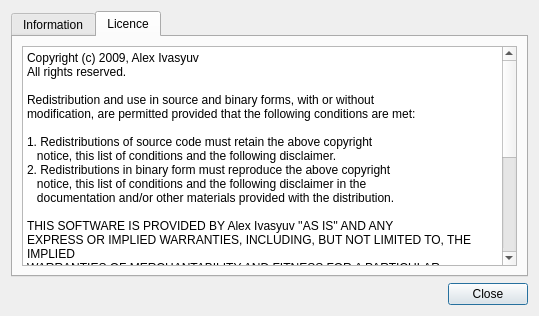
Before: the Qt Designer form rotesonne/src/qt/ui/aboutRoteSonne.ui in industral/RoteSonne, drawn with Qt 5.
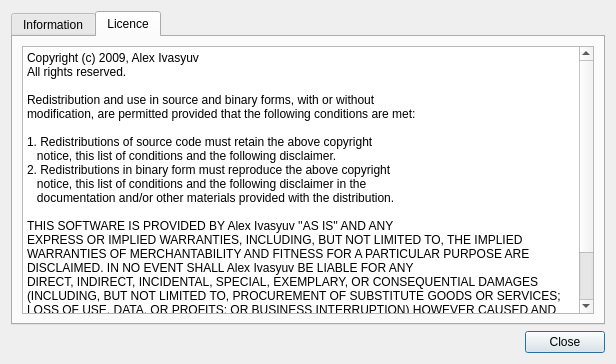
After: the same form once the commit is applied. The open tabs and pages were chosen to show the change. Icons and pictures are not drawn.

Diff of the .ui file:
```diff
--- a/rotesonne/src/qt/ui/aboutRoteSonne.ui
+++ b/rotesonne/src/qt/ui/aboutRoteSonne.ui
@@ -6,8 +6,8 @@
    <rect>
     <x>0</x>
     <y>0</y>
-    <width>539</width>
-    <height>316</height>
+    <width>616</width>
+    <height>364</height>
    </rect>
   </property>
   <property name="windowTitle">
@@ -90,30 +90,30 @@
           <string>&lt;!DOCTYPE HTML PUBLIC &quot;-//W3C//DTD HTML 4.0//EN&quot; &quot;http://www.w3.org/TR/REC-html40/strict.dtd&quot;&gt;
 &lt;html&gt;&lt;head&gt;&lt;meta name=&quot;qrichtext&quot; content=&quot;1&quot; /&gt;&lt;style type=&quot;text/css&quot;&gt;
 p, li { white-space: pre-wrap; }
-&lt;/style&gt;&lt;/head&gt;&lt;body style=&quot; font-family:'Sans'; font-size:9pt; font-weight:400; font-style:normal;&quot;&gt;
-&lt;p style=&quot; margin-top:0px; margin-bottom:0px; margin-left:0px; margin-right:0px; -qt-block-indent:0; text-indent:0px;&quot;&gt;Copyright (c) 2009, Alex Ivasyuv&lt;/p&gt;
-&lt;p style=&quot; margin-top:0px; margin-bottom:0px; margin-left:0px; margin-right:0px; -qt-block-indent:0; text-indent:0px;&quot;&gt;All rights reserved.&lt;/p&gt;
-&lt;p style=&quot;-qt-paragraph-type:empty; margin-top:0px; margin-bottom:0px; margin-left:0px; margin-right:0px; -qt-block-indent:0; text-indent:0px;&quot;&gt;&lt;/p&gt;
-&lt;p style=&quot; margin-top:0px; margin-bottom:0px; margin-left:0px; margin-right:0px; -qt-block-indent:0; text-indent:0px;&quot;&gt;Redistribution and use in source and binary forms, with or without&lt;/p&gt;
-&lt;p style=&quot; margin-top:0px; margin-bottom:0px; margin-left:0px; margin-right:0px; -qt-block-indent:0; text-indent:0px;&quot;&gt;modification, are permitted provided that the following conditions are met:&lt;/p&gt;
-&lt;p style=&quot;-qt-paragraph-type:empty; margin-top:0px; margin-bottom:0px; margin-left:0px; margin-right:0px; -qt-block-indent:0; text-indent:0px;&quot;&gt;&lt;/p&gt;
-&lt;p style=&quot; margin-top:0px; margin-bottom:0px; margin-left:0px; margin-right:0px; -qt-block-indent:0; text-indent:0px;&quot;&gt;1. Redistributions of source code must retain the above copyright&lt;/p&gt;
-&lt;p style=&quot; margin-top:0px; margin-bottom:0px; margin-left:0px; margin-right:0px; -qt-block-indent:0; text-indent:0px;&quot;&gt;   notice, this list of conditions and the following disclaimer.&lt;/p&gt;
-&lt;p style=&quot; margin-top:0px; margin-bottom:0px; margin-left:0px; margin-right:0px; -qt-block-indent:0; text-indent:0px;&quot;&gt;2. Redistributions in binary form must reproduce the above copyright&lt;/p&gt;
-&lt;p style=&quot; margin-top:0px; margin-bottom:0px; margin-left:0px; margin-right:0px; -qt-block-indent:0; text-indent:0px;&quot;&gt;   notice, this list of conditions and the following disclaimer in the&lt;/p&gt;
-&lt;p style=&quot; margin-top:0px; margin-bottom:0px; margin-left:0px; margin-right:0px; -qt-block-indent:0; text-indent:0px;&quot;&gt;   documentation and/or other materials provided with the distribution.&lt;/p&gt;
-&lt;p style=&quot;-qt-paragraph-type:empty; margin-top:0px; margin-bottom:0px; margin-left:0px; margin-right:0px; -qt-block-indent:0; text-indent:0px;&quot;&gt;&lt;/p&gt;
-&lt;p style=&quot; margin-top:0px; margin-bottom:0px; margin-left:0px; margin-right:0px; -qt-block-indent:0; text-indent:0px;&quot;&gt;THIS SOFTWARE IS PROVIDED BY Alex Ivasyuv ''AS IS'' AND ANY&lt;/p&gt;
-&lt;p style=&quot; margin-top:0px; margin-bottom:0px; margin-left:0px; margin-right:0px; -qt-block-indent:0; text-indent:0px;&quot;&gt;EXPRESS OR IMPLIED WARRANTIES, INCLUDING, BUT NOT LIMITED TO, THE IMPLIED&lt;/p&gt;
-&lt;p style=&quot; margin-top:0px; margin-bottom:0px; margin-left:0px; margin-right:0px; -qt-block-indent:0; text-indent:0px;&quot;&gt;WARRANTIES OF MERCHANTABILITY AND FITNESS FOR A PARTICULAR PURPOSE ARE&lt;/p&gt;
-&lt;p style=&quot; margin-top:0px; margin-bottom:0px; margin-left:0px; margin-right:0px; -qt-block-indent:0; text-indent:0px;&quot;&gt;DISCLAIMED. IN NO EVENT SHALL Alex Ivasyuv BE LIABLE FOR ANY&lt;/p&gt;
-&lt;p style=&quot; margin-top:0px; margin-bottom:0px; margin-left:0px; margin-right:0px; -qt-block-indent:0; text-indent:0px;&quot;&gt;DIRECT, INDIRECT, INCIDENTAL, SPECIAL, EXEMPLARY, OR CONSEQUENTIAL DAMAGES&lt;/p&gt;
-&lt;p style=&quot; margin-top:0px; margin-bottom:0px; margin-left:0px; margin-right:0px; -qt-block-indent:0; text-indent:0px;&quot;&gt;(INCLUDING, BUT NOT LIMITED TO, PROCUREMENT OF SUBSTITUTE GOODS OR SERVICES;&lt;/p&gt;
-&lt;p style=&quot; margin-top:0px; margin-bottom:0px; margin-left:0px; margin-right:0px; -qt-block-indent:0; text-indent:0px;&quot;&gt;LOSS OF USE, DATA, OR PROFITS; OR BUSINESS INTERRUPTION) HOWEVER CAUSED AND&lt;/p&gt;
-&lt;p style=&quot; margin-top:0px; margin-bottom:0px; margin-left:0px; margin-right:0px; -qt-block-indent:0; text-indent:0px;&quot;&gt;ON ANY THEORY OF LIABILITY, WHETHER IN CONTRACT, STRICT LIABILITY, OR TORT&lt;/p&gt;
-&lt;p style=&quot; margin-top:0px; margin-bottom:0px; margin-left:0px; margin-right:0px; -qt-block-indent:0; text-indent:0px;&quot;&gt;(INCLUDING NEGLIGENCE OR OTHERWISE) ARISING IN ANY WAY OUT OF THE USE OF THIS&lt;/p&gt;
-&lt;p style=&quot; margin-top:0px; margin-bottom:0px; margin-left:0px; margin-right:0px; -qt-block-indent:0; text-indent:0px;&quot;&gt;SOFTWARE, EVEN IF ADVISED OF THE POSSIBILITY OF SUCH DAMAGE.&lt;/p&gt;
-&lt;p style=&quot;-qt-paragraph-type:empty; margin-top:0px; margin-bottom:0px; margin-left:0px; margin-right:0px; -qt-block-indent:0; text-indent:0px;&quot;&gt;&lt;/p&gt;&lt;/body&gt;&lt;/html&gt;</string>
+&lt;/style&gt;&lt;/head&gt;&lt;body style=&quot; font-family:'Sans'; font-size:10pt; font-weight:400; font-style:normal;&quot;&gt;
+&lt;p style=&quot; margin-top:0px; margin-bottom:0px; margin-left:0px; margin-right:0px; -qt-block-indent:0; text-indent:0px;&quot;&gt;&lt;span style=&quot; font-size:9pt;&quot;&gt;Copyright (c) 2009, Alex Ivasyuv&lt;/span&gt;&lt;/p&gt;
+&lt;p style=&quot; margin-top:0px; margin-bottom:0px; margin-left:0px; margin-right:0px; -qt-block-indent:0; text-indent:0px;&quot;&gt;&lt;span style=&quot; font-size:9pt;&quot;&gt;All rights reserved.&lt;/span&gt;&lt;/p&gt;
+&lt;p style=&quot;-qt-paragraph-type:empty; margin-top:0px; margin-bottom:0px; margin-left:0px; margin-right:0px; -qt-block-indent:0; text-indent:0px; font-size:9pt;&quot;&gt;&lt;/p&gt;
+&lt;p style=&quot; margin-top:0px; margin-bottom:0px; margin-left:0px; margin-right:0px; -qt-block-indent:0; text-indent:0px;&quot;&gt;&lt;span style=&quot; font-size:9pt;&quot;&gt;Redistribution and use in source and binary forms, with or without&lt;/span&gt;&lt;/p&gt;
+&lt;p style=&quot; margin-top:0px; margin-bottom:0px; margin-left:0px; margin-right:0px; -qt-block-indent:0; text-indent:0px;&quot;&gt;&lt;span style=&quot; font-size:9pt;&quot;&gt;modification, are permitted provided that the following conditions are met:&lt;/span&gt;&lt;/p&gt;
+&lt;p style=&quot;-qt-paragraph-type:empty; margin-top:0px; margin-bottom:0px; margin-left:0px; margin-right:0px; -qt-block-indent:0; text-indent:0px; font-size:9pt;&quot;&gt;&lt;/p&gt;
+&lt;p style=&quot; margin-top:0px; margin-bottom:0px; margin-left:0px; margin-right:0px; -qt-block-indent:0; text-indent:0px;&quot;&gt;&lt;span style=&quot; font-size:9pt;&quot;&gt;1. Redistributions of source code must retain the above copyright&lt;/span&gt;&lt;/p&gt;
+&lt;p style=&quot; margin-top:0px; margin-bottom:0px; margin-left:0px; margin-right:0px; -qt-block-indent:0; text-indent:0px;&quot;&gt;&lt;span style=&quot; font-size:9pt;&quot;&gt;   notice, this list of conditions and the following disclaimer.&lt;/span&gt;&lt;/p&gt;
+&lt;p style=&quot; margin-top:0px; margin-bottom:0px; margin-left:0px; margin-right:0px; -qt-block-indent:0; text-indent:0px;&quot;&gt;&lt;span style=&quot; font-size:9pt;&quot;&gt;2. Redistributions in binary form must reproduce the above copyright&lt;/span&gt;&lt;/p&gt;
+&lt;p style=&quot; margin-top:0px; margin-bottom:0px; margin-left:0px; margin-right:0px; -qt-block-indent:0; text-indent:0px;&quot;&gt;&lt;span style=&quot; font-size:9pt;&quot;&gt;   notice, this list of conditions and the following disclaimer in the&lt;/span&gt;&lt;/p&gt;
+&lt;p style=&quot; margin-top:0px; margin-bottom:0px; margin-left:0px; margin-right:0px; -qt-block-indent:0; text-indent:0px;&quot;&gt;&lt;span style=&quot; font-size:9pt;&quot;&gt;   documentation and/or other materials provided with the distribution.&lt;/span&gt;&lt;/p&gt;
+&lt;p style=&quot;-qt-paragraph-type:empty; margin-top:0px; margin-bottom:0px; margin-left:0px; margin-right:0px; -qt-block-indent:0; text-indent:0px; font-size:9pt;&quot;&gt;&lt;/p&gt;
+&lt;p style=&quot; margin-top:0px; margin-bottom:0px; margin-left:0px; margin-right:0px; -qt-block-indent:0; text-indent:0px;&quot;&gt;&lt;span style=&quot; font-size:9pt;&quot;&gt;THIS SOFTWARE IS PROVIDED BY Alex Ivasyuv ''AS IS'' AND ANY&lt;/span&gt;&lt;/p&gt;
+&lt;p style=&quot; margin-top:0px; margin-bottom:0px; margin-left:0px; margin-right:0px; -qt-block-indent:0; text-indent:0px;&quot;&gt;&lt;span style=&quot; font-size:9pt;&quot;&gt;EXPRESS OR IMPLIED WARRANTIES, INCLUDING, BUT NOT LIMITED TO, THE IMPLIED&lt;/span&gt;&lt;/p&gt;
+&lt;p style=&quot; margin-top:0px; margin-bottom:0px; margin-left:0px; margin-right:0px; -qt-block-indent:0; text-indent:0px;&quot;&gt;&lt;span style=&quot; font-size:9pt;&quot;&gt;WARRANTIES OF MERCHANTABILITY AND FITNESS FOR A PARTICULAR PURPOSE ARE&lt;/span&gt;&lt;/p&gt;
+&lt;p style=&quot; margin-top:0px; margin-bottom:0px; margin-left:0px; margin-right:0px; -qt-block-indent:0; text-indent:0px;&quot;&gt;&lt;span style=&quot; font-size:9pt;&quot;&gt;DISCLAIMED. IN NO EVENT SHALL Alex Ivasyuv BE LIABLE FOR ANY&lt;/span&gt;&lt;/p&gt;
+&lt;p style=&quot; margin-top:0px; margin-bottom:0px; margin-left:0px; margin-right:0px; -qt-block-indent:0; text-indent:0px;&quot;&gt;&lt;span style=&quot; font-size:9pt;&quot;&gt;DIRECT, INDIRECT, INCIDENTAL, SPECIAL, EXEMPLARY, OR CONSEQUENTIAL DAMAGES&lt;/span&gt;&lt;/p&gt;
+&lt;p style=&quot; margin-top:0px; margin-bottom:0px; margin-left:0px; margin-right:0px; -qt-block-indent:0; text-indent:0px;&quot;&gt;&lt;span style=&quot; font-size:9pt;&quot;&gt;(INCLUDING, BUT NOT LIMITED TO, PROCUREMENT OF SUBSTITUTE GOODS OR SERVICES;&lt;/span&gt;&lt;/p&gt;
+&lt;p style=&quot; margin-top:0px; margin-bottom:0px; margin-left:0px; margin-right:0px; -qt-block-indent:0; text-indent:0px;&quot;&gt;&lt;span style=&quot; font-size:9pt;&quot;&gt;LOSS OF USE, DATA, OR PROFITS; OR BUSINESS INTERRUPTION) HOWEVER CAUSED AND&lt;/span&gt;&lt;/p&gt;
+&lt;p style=&quot; margin-top:0px; margin-bottom:0px; margin-left:0px; margin-right:0px; -qt-block-indent:0; text-indent:0px;&quot;&gt;&lt;span style=&quot; font-size:9pt;&quot;&gt;ON ANY THEORY OF LIABILITY, WHETHER IN CONTRACT, STRICT LIABILITY, OR TORT&lt;/span&gt;&lt;/p&gt;
+&lt;p style=&quot; margin-top:0px; margin-bottom:0px; margin-left:0px; margin-right:0px; -qt-block-indent:0; text-indent:0px;&quot;&gt;&lt;span style=&quot; font-size:9pt;&quot;&gt;(INCLUDING NEGLIGENCE OR OTHERWISE) ARISING IN ANY WAY OUT OF THE USE OF THIS&lt;/span&gt;&lt;/p&gt;
+&lt;p style=&quot; margin-top:0px; margin-bottom:0px; margin-left:0px; margin-right:0px; -qt-block-indent:0; text-indent:0px;&quot;&gt;&lt;span style=&quot; font-size:9pt;&quot;&gt;SOFTWARE, EVEN IF ADVISED OF THE POSSIBILITY OF SUCH DAMAGE.&lt;/span&gt;&lt;/p&gt;
+&lt;p style=&quot;-qt-paragraph-type:empty; margin-top:0px; margin-bottom:0px; margin-left:0px; margin-right:0px; -qt-block-indent:0; text-indent:0px; font-size:9pt;&quot;&gt;&lt;/p&gt;&lt;/body&gt;&lt;/html&gt;</string>
          </property>
         </widget>
        </item>
```
Left out of the diff: 6 changed lines with no effect on the pictures.
